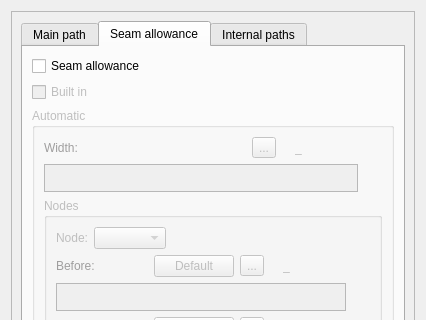
Old version of the form src/libs/vtools/dialogs/tools/piece/tabs/tabpaths.ui in the repository FashionFreedom/Seamly2D; both pictures show x 0 to 426 and y 0 to 320 of the 426 by 637 pixel window.
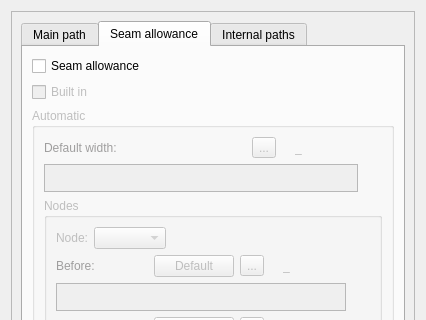
New version of the form. The open tabs and pages were chosen to show the change. Icons and pictures are not drawn.

The edit to the form file:
```diff
--- a/src/libs/vtools/dialogs/tools/piece/tabs/tabpaths.ui
+++ b/src/libs/vtools/dialogs/tools/piece/tabs/tabpaths.ui
@@ -318,7 +318,7 @@
                    </palette>
                   </property>
                   <property name="text">
-                   <string>Width:</string>
+                   <string>Default width:</string>
                   </property>
                  </widget>
                 </item>
```
Left out of the diff: 10 changed lines with no effect on the pictures.
